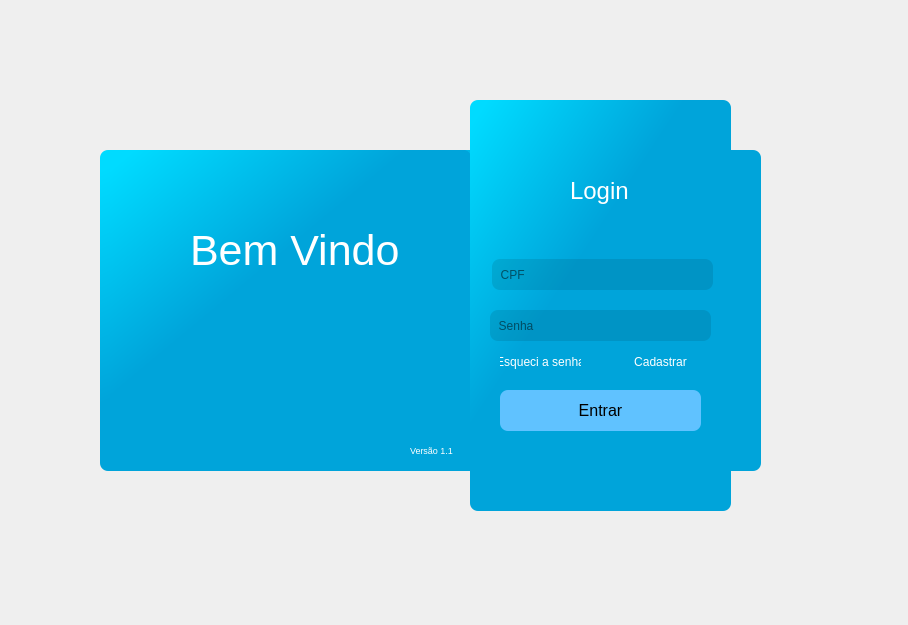
This is infra/ui/login.ui in F-moreno/projeto-final-ciclo1 as Qt 5 draws it before an edit. The edited form follows.
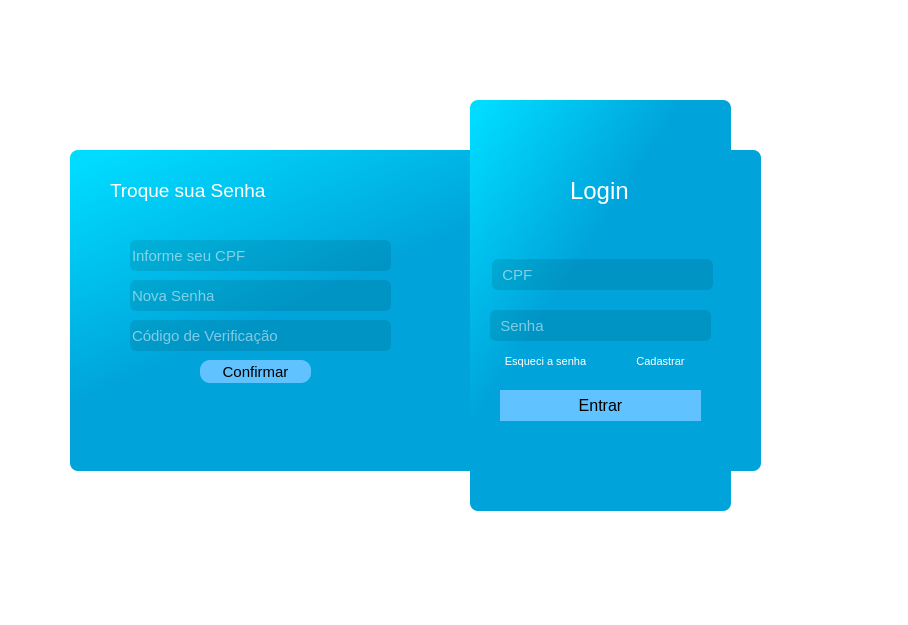
This is the edited form. The open tabs and pages were chosen to show the change. Icons and pictures are not drawn.

Commit message: Alterações de layout e criação da tela de Recuperação

```diff
--- a/infra/ui/login.ui
+++ b/infra/ui/login.ui
@@ -13,18 +13,26 @@
   <property name="windowTitle">
    <string>Form</string>
   </property>
+  <property name="styleSheet">
+   <string notr="true">QWidget{
+	background-color: transparent;
+	border: 0px;
+}</string>
+  </property>
   <widget class="QFrame" name="login_h">
    <property name="geometry">
     <rect>
-     <x>100</x>
+     <x>70</x>
      <y>150</y>
-     <width>661</width>
+     <width>691</width>
      <height>321</height>
     </rect>
    </property>
    <property name="styleSheet">
-    <string notr="true">background-color: qlineargradient(spread:pad, x1:0.465, y1:0.481682, x2:0, y2:0, stop:0.147727 rgba(0, 164, 218, 255), stop:0.931818 rgba(0, 219, 255, 255));
-border-radius: 8px</string>
+    <string notr="true">QFrame {
+background-color: qlineargradient(spread:pad, x1:0.465, y1:0.481682, x2:0, y2:0, stop:0.147727 rgba(0, 164, 218, 255), stop:0.931818 rgba(0, 219, 255, 255));
+border-radius: 8px
+}</string>
    </property>
    <property name="frameShape">
     <enum>QFrame::StyledPanel</enum>
@@ -35,14 +43,14 @@
    <widget class="QStackedWidget" name="Pages">
     <property name="geometry">
      <rect>
-      <x>10</x>
+      <x>40</x>
       <y>0</y>
       <width>361</width>
       <height>311</height>
      </rect>
     </property>
     <property name="styleSheet">
-     <string notr="true">backgroun:transparent;</string>
+     <string notr="true">background:transparent;</string>
     </property>
     <property name="currentIndex">
      <number>1</number>
@@ -157,26 +165,164 @@
       </property>
      </widget>
     </widget>
+    <widget class="QWidget" name="pg_esqueci_senha">
+     <widget class="QLabel" name="label_7">
+      <property name="geometry">
+       <rect>
+        <x>0</x>
+        <y>20</y>
+        <width>171</width>
+        <height>41</height>
+       </rect>
+      </property>
+      <property name="styleSheet">
+       <string notr="true">QLabel {
+	font-family: Arial, sans-serif;
+	background-color: transparent;
+	font-size: 14pt;
+	color: white;
+}</string>
+      </property>
+      <property name="text">
+       <string>Troque sua Senha</string>
+      </property>
+     </widget>
+     <widget class="QLineEdit" name="txt_esqueci_cpf">
+      <property name="geometry">
+       <rect>
+        <x>20</x>
+        <y>90</y>
+        <width>261</width>
+        <height>31</height>
+       </rect>
+      </property>
+      <property name="toolTip">
+       <string>CPF</string>
+      </property>
+      <property name="styleSheet">
+       <string notr="true">QLineEdit {
+	background-color: rgba(0,0,0,25);
+	color: white;
+	border-radius: 6px;
+	font-family: Arial, sans-serif;
+	font-size: 11pt;
+}</string>
+      </property>
+      <property name="placeholderText">
+       <string>Informe seu CPF</string>
+      </property>
+     </widget>
+     <widget class="QLineEdit" name="txt_esqueci_nova_senha">
+      <property name="geometry">
+       <rect>
+        <x>20</x>
+        <y>130</y>
+        <width>261</width>
+        <height>31</height>
+       </rect>
+      </property>
+      <property name="toolTip">
+       <string>Nova Senha</string>
+      </property>
+      <property name="styleSheet">
+       <string notr="true">QLineEdit {
+	background-color: rgba(0,0,0,25);
+	color: white;
+	border-radius: 6px;
+	font-family: Arial, sans-serif;
+	font-size: 11pt;
+}</string>
+      </property>
+      <property name="echoMode">
+       <enum>QLineEdit::Password</enum>
+      </property>
+      <property name="placeholderText">
+       <string>Nova Senha</string>
+      </property>
+     </widget>
+     <widget class="QLineEdit" name="txt_esqueci_codigo">
+      <property name="geometry">
+       <rect>
+        <x>20</x>
+        <y>170</y>
+        <width>261</width>
+        <height>31</height>
+       </rect>
+      </property>
+      <property name="toolTip">
+       <string>Código de Verificação</string>
+      </property>
+      <property name="styleSheet">
+       <string notr="true">QLineEdit {
+	background-color: rgba(0,0,0,25);
+	color: white;
+	border-radius: 6px;
+	font-family: Arial, sans-serif;
+	font-size: 11pt;
+}</string>
+      </property>
+      <property name="placeholderText">
+       <string>Código de Verificação</string>
+      </property>
+     </widget>
+     <widget class="QPushButton" name="btn_esqueci_confirmar">
+      <property name="geometry">
+       <rect>
+        <x>90</x>
+        <y>210</y>
+        <width>111</width>
+        <height>23</height>
+       </rect>
+      </property>
+      <property name="cursor">
+       <cursorShape>PointingHandCursor</cursorShape>
+      </property>
+      <property name="toolTip">
+       <string>Confirmar</string>
+      </property>
+      <property name="styleSheet">
+       <string notr="true">QPushButton:hover{
+	color: rgb(255, 255, 255);
+	
+	
+	background-color: rgb(93, 186, 0);
+}
+QPushButton {
+	
+	background-color: rgb(96, 194, 255);
+	font-family: Arial, sans-serif;
+	font-size: 11pt;
+	border-radius: 10px
+}</string>
+      </property>
+      <property name="text">
+       <string>Confirmar</string>
+      </property>
+     </widget>
+    </widget>
     <widget class="QWidget" name="pg_home">
      <widget class="QLabel" name="label">
       <property name="geometry">
        <rect>
-        <x>80</x>
-        <y>60</y>
+        <x>50</x>
+        <y>40</y>
         <width>231</width>
         <height>81</height>
        </rect>
       </property>
       <property name="font">
        <font>
+        <family>Arial,sans-serif</family>
         <pointsize>32</pointsize>
-        <weight>50</weight>
-        <bold>false</bold>
        </font>
       </property>
       <property name="styleSheet">
-       <string notr="true">background:transparent;
-color: rgb(255, 255, 255);</string>
+       <string notr="true">QLabel {
+	font-family: Arial, sans-serif;
+	background-color: transparent;
+	font-size: 32pt;
+	color: white;
+}</string>
       </property>
       <property name="text">
        <string>Bem Vindo</string>
@@ -185,8 +331,8 @@
      <widget class="QLabel" name="label_2">
       <property name="geometry">
        <rect>
-        <x>110</x>
-        <y>140</y>
+        <x>80</x>
+        <y>130</y>
         <width>141</width>
         <height>131</height>
        </rect>
@@ -233,46 +379,6 @@
        <string>Versão 1.1</string>
       </property>
      </widget>
-     <widget class="QPushButton" name="btn_config">
-      <property name="geometry">
-       <rect>
-        <x>10</x>
-        <y>280</y>
-        <width>41</width>
-        <height>31</height>
-       </rect>
-      </property>
-      <property name="cursor">
-       <cursorShape>PointingHandCursor</cursorShape>
-      </property>
-      <property name="styleSheet">
-       <string notr="true">QPushButton:hover{
-	color: rgb(255, 255, 255);
-	background-color: rgb(0, 170, 255);
-	border-radius: 15px;
-}
-QPushButton {
-	
-	background: transparent;;
-}
-
-
-</string>
-      </property>
-      <property name="text">
-       <string/>
-      </property>
-      <property name="icon">
-       <iconset resource="icons.qrc">
-        <normaloff>:/icons/icons/settings.png</normaloff>:/icons/icons/settings.png</iconset>
-      </property>
-      <property name="iconSize">
-       <size>
-        <width>30</width>
-        <height>30</height>
-       </size>
-      </property>
-     </widget>
     </widget>
     <widget class="QWidget" name="pg_cadastrar">
      <widget class="QLabel" name="label_4">
@@ -476,6 +582,49 @@
      </widget>
     </widget>
    </widget>
+   <widget class="QPushButton" name="btn_config">
+    <property name="geometry">
+     <rect>
+      <x>0</x>
+      <y>280</y>
+      <width>41</width>
+      <height>31</height>
+     </rect>
+    </property>
+    <property name="cursor">
+     <cursorShape>PointingHandCursor</cursorShape>
+    </property>
+    <property name="toolTip">
+     <string>Configurações</string>
+    </property>
+    <property name="styleSheet">
+     <string notr="true">QPushButton:hover{
+	color: rgb(255, 255, 255);
+	background-color: rgb(0, 170, 255);
+	border-radius: 15px;
+}
+QPushButton {
+	
+	background: transparent;;
+}
+
+
+</string>
+    </property>
+    <property name="text">
+     <string/>
+    </property>
+    <property name="icon">
+     <iconset resource="icons.qrc">
+      <normaloff>:/icons/icons/settings.png</normaloff>:/icons/icons/settings.png</iconset>
+    </property>
+    <property name="iconSize">
+     <size>
+      <width>30</width>
+      <height>30</height>
+     </size>
+    </property>
+   </widget>
   </widget>
   <widget class="QFrame" name="login_v">
    <property name="geometry">
@@ -487,8 +636,10 @@
     </rect>
    </property>
    <property name="styleSheet">
-    <string notr="true">background-color: qlineargradient(spread:pad, x1:0.465, y1:0.481682, x2:0, y2:0, stop:0.147727 rgba(0, 164, 218, 255), stop:0.931818 rgba(0, 219, 255, 255));
-border-radius: 8px;</string>
+    <string notr="true">QFrame {
+background-color: qlineargradient(spread:pad, x1:0.465, y1:0.481682, x2:0, y2:0, stop:0.147727 rgba(0, 164, 218, 255), stop:0.931818 rgba(0, 219, 255, 255));
+border-radius: 8px;
+}</string>
    </property>
    <property name="frameShape">
     <enum>QFrame::StyledPanel</enum>
@@ -529,7 +680,13 @@
      </rect>
     </property>
     <property name="styleSheet">
-     <string notr="true">background-color: rgba(0, 0, 0, 0.1);</string>
+     <string notr="true">QLineEdit {
+	background-color: rgba(0,0,0,25);
+	color: white;
+	border-radius: 6px;
+	font-family: Arial, sans-serif;
+	font-size: 11pt;
+}</string>
     </property>
     <property name="placeholderText">
      <string>  CPF</string>
@@ -545,7 +702,13 @@
      </rect>
     </property>
     <property name="styleSheet">
-     <string notr="true">background-color: rgba(0, 0, 0, 0.1);</string>
+     <string notr="true">QLineEdit {
+	background-color: rgba(0,0,0,25);
+	color: white;
+	border-radius: 6px;
+	font-family: Arial, sans-serif;
+	font-size: 11pt;
+}</string>
     </property>
     <property name="echoMode">
      <enum>QLineEdit::Password</enum>
@@ -557,9 +720,9 @@
    <widget class="QPushButton" name="btn_esqueci_login">
     <property name="geometry">
      <rect>
-      <x>30</x>
+      <x>20</x>
       <y>250</y>
-      <width>81</width>
+      <width>111</width>
       <height>23</height>
      </rect>
     </property>
@@ -570,7 +733,9 @@
      <string notr="true">QPushButton {
 	background:transparent;
 	border-radius: 0px;
-	color: #fff;	
+	color: white;	
+	font-family: Arial, sans-serif;
+	font-size: 8pt;
 }
 
 QPushButton:hover {
@@ -599,7 +764,9 @@
      <string notr="true">QPushButton {
 	background:transparent;
 	border-radius: 0px;
-	color: #fff;	
+	color: white;	
+	font-family: Arial, sans-serif;
+	font-size: 8pt;
 }
 
 QPushButton:hover {
@@ -618,11 +785,12 @@
       <x>30</x>
       <y>290</y>
       <width>201</width>
-      <height>41</height>
+      <height>31</height>
      </rect>
     </property>
     <property name="font">
      <font>
+      <family>Arial,sans-serif</family>
       <pointsize>12</pointsize>
      </font>
     </property>
@@ -639,6 +807,8 @@
 QPushButton {
 	
 	background-color: rgb(96, 194, 255);
+	font-family: Arial, sans-serif;
+	font-size: 12pt;
 }
 </string>
     </property>
@@ -649,16 +819,17 @@
    <widget class="QPushButton" name="btn_closed">
     <property name="geometry">
      <rect>
-      <x>214</x>
+      <x>235</x>
       <y>10</y>
-      <width>41</width>
-      <height>41</height>
+      <width>20</width>
+      <height>20</height>
      </rect>
     </property>
     <property name="styleSheet">
      <string notr="true">QPushButton {
 	background: transparent;
     border-radius: 20px;
+	margin: 0px;
 }
 
 QPushButton:hover {
@@ -675,10 +846,13 @@
     </property>
     <property name="iconSize">
      <size>
-      <width>20</width>
-      <height>20</height>
+      <width>38</width>
+      <height>38</height>
      </size>
     </property>
+    <property name="autoDefault">
+     <bool>false</bool>
+    </property>
    </widget>
   </widget>
  </widget>
```
Left out of the diff: 252 changed lines with no effect on the pictures. The commit also changes 3 other files.
